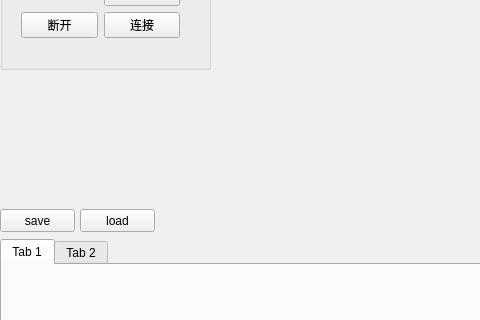
Before: the Qt Designer form ProtocolAnalyze/protocolanalyze.ui in qingfengforum/ProtocolAnalyze, drawn with Qt 5; both pictures show x 0 to 480 and y 227 to 547 of the 799 by 674 pixel window.
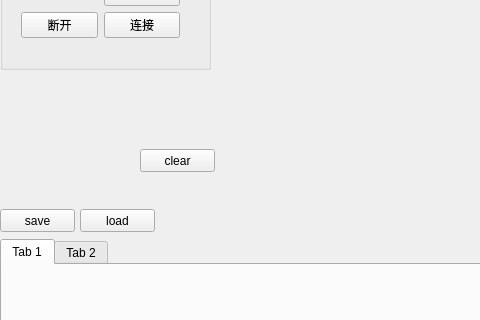
After: the same form once the commit is applied.

Patch:
```diff
--- a/ProtocolAnalyze/protocolanalyze.ui
+++ b/ProtocolAnalyze/protocolanalyze.ui
@@ -206,6 +206,19 @@
      <string>load</string>
     </property>
    </widget>
+   <widget class="QPushButton" name="pushBtn_clear">
+    <property name="geometry">
+     <rect>
+      <x>140</x>
+      <y>340</y>
+      <width>75</width>
+      <height>23</height>
+     </rect>
+    </property>
+    <property name="text">
+     <string>clear</string>
+    </property>
+   </widget>
   </widget>
   <widget class="QMenuBar" name="menuBar">
    <property name="geometry">
```
